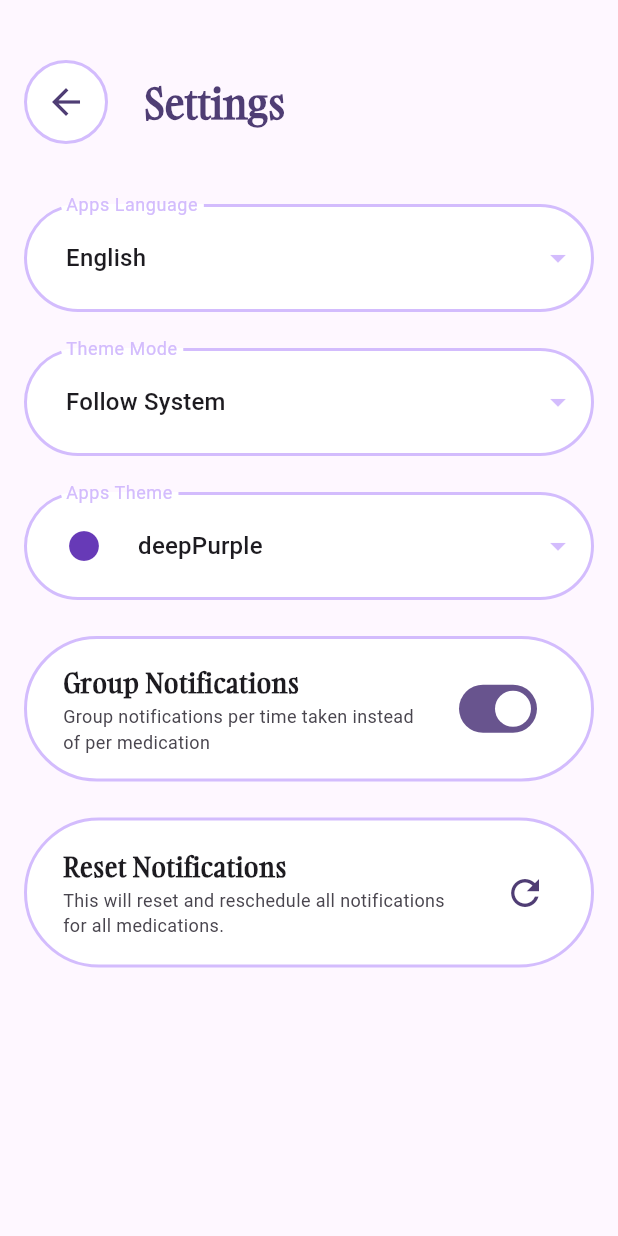
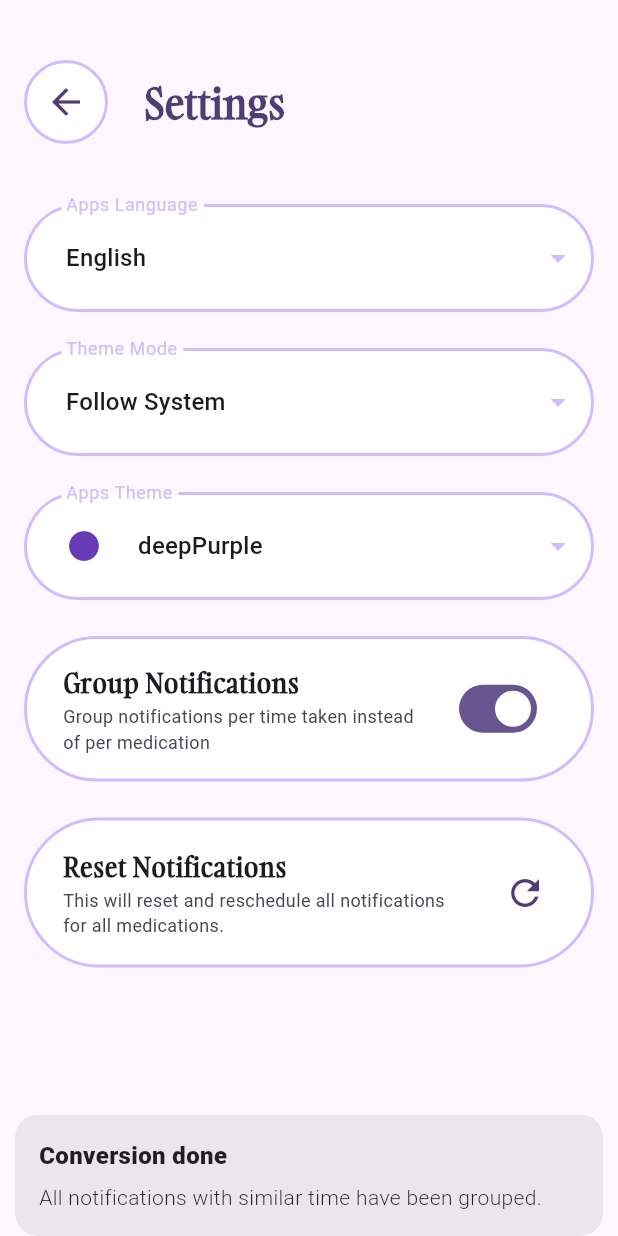
Before and after one commit to MoazSalem/Flutter_Pills_Reminder, a Flutter app: the SettingsScreen screen opened directly, after a tap on "Group Notifications", on a phone screen of 412 x 824 dp. Run offline on Flutter 3.47's test engine with Material 3 defaults, Android fonts, the light colour scheme and no system bars; our stand-ins replace flutter_local_notifications, flutter_timezone, get, hive_ce_flutter, permission_handler, timezone; accounts and stored records are empty.

Commit message:
Conversion now fully switches and reschedule notifications

```diff
--- a/lib/core/styles/strings.dart
+++ b/lib/core/styles/strings.dart
@@ -83,6 +83,11 @@ class AppTranslations extends Translations {
           'Consistent medication keeps you healthy — we’re here to help.',
       'getStarted': 'Get Started',
       'next': 'Next',
+      'conversionDone': 'Conversion done',
+      'conversionGroupedDoneMessage':
+          'All notifications with similar time have been grouped.',
+      'conversionNormalDoneMessage':
+          'All notifications with similar time have been separated.',
     },
     'ar': {
       'appName': 'منبّه الحبوب',
@@ -163,6 +168,11 @@ class AppTranslations extends Translations {
           'تناول الدواء بشكل منتظم يحافظ على صحتك — نحن هنا لمساعدتك.',
       'getStarted': 'ابدء',
       'next': 'التالي',
+      'conversionDone': 'تم التحويل',
+      'conversionGroupedDoneMessage':
+          'كل الإشعارات المتشابهة في التوقيت تم تجميعها.',
+      'conversionNormalDoneMessage':
+          'كل الإشعارات المتشابهة في التوقيت قد تم تفريقها.',
     },
   };
 }
--- a/lib/core/widgets/reset_notifications.dart
+++ b/lib/core/widgets/reset_notifications.dart
@@ -1,10 +1,12 @@
 import 'dart:io';
+
 import 'package:flutter/material.dart';
 import 'package:get/get.dart';
 import 'package:pills_reminder/core/styles/sizes.dart';
 import 'package:pills_reminder/core/styles/styles.dart';
 import 'package:pills_reminder/core/widgets/custom_button.dart';
 import 'package:pills_reminder/features/notifications/presentation/controllers/notifications_controller.dart';
+import 'package:pills_reminder/features/settings/presentation/controllers/settings_controller.dart';
 
 class ResetNotifications extends StatelessWidget {
   const ResetNotifications({super.key, this.id});
@@ -64,7 +66,9 @@ class ResetNotifications extends StatelessWidget {
               }
               id != null
                   ? await controller.rescheduleMedicationsNotifications(id: id!)
-                  : await controller.rescheduleAllNotifications();
+                  : await controller.rescheduleAllNotifications(
+                      Get.find<SettingsController>().groupedNotifications.value,
+                    );
             },
           ),
         ),
--- a/lib/features/notifications/data/repositories/notification_repo_impl.dart
+++ b/lib/features/notifications/data/repositories/notification_repo_impl.dart
@@ -235,8 +235,20 @@ class NotificationRepoImpl implements NotificationRepo {
   }
 
   @override
-  Future<void> rescheduleAllNotifications() async {
-    Box box = Hive.box<NotificationList>('notifications');
+  Future<void> rescheduleAllNotifications({required bool isGrouped}) async {
+    late final Box box;
+    if (isGrouped) {
+      box = Hive.box('groupedNotifications');
+      final allNotifications = box.values.toList();
+      allNotifications.isEmpty
+          ? showSnackBar('resetNotifications'.tr, 'resetWrong'.tr)
+          : {
+              for (var notification in allNotifications)
+                {await rescheduleNotification(notification: notification)},
+              showSnackBar('resetNotifications'.tr, 'resetDone'.tr),
+            };
+    } else {
+      box = Hive.box<NotificationList>('notifications');
       final allNotifications = box.values.toList();
       allNotifications.isEmpty
           ? showSnackBar('resetNotifications'.tr, 'resetWrong'.tr)
@@ -248,6 +260,7 @@ class NotificationRepoImpl implements NotificationRepo {
                 },
               showSnackBar('resetNotifications'.tr, 'resetDone'.tr),
             };
+    }
   }
 
   showSnackBar(String title, String message) {
@@ -286,7 +299,8 @@ class NotificationRepoImpl implements NotificationRepo {
           }
 
           final updated = existing.copyWith(
-            title: "${existing.title}, ${notification.title}", // concat
+            title:
+                "${existing.title}, ${NotificationsHelper.stripPrefix(notification.title)}", // concat
             payload: jsonEncode({
               ...existingPayload,
               "id": ids.join(", "),
@@ -303,6 +317,14 @@ class NotificationRepoImpl implements NotificationRepo {
         }
       }
     }
+    // cancel all grouped notifications
+    await notificationsPlugin.cancelAll();
+    // schedule all normal notifications
+    await rescheduleAllNotifications(isGrouped: true);
+    // delete all normal notifications
+    normalBox.clear();
+    // show snackbar that the conversion is done
+    showSnackBar('conversionDone'.tr, 'conversionGroupedDoneMessage'.tr);
   }
 
   @override
@@ -314,15 +336,15 @@ class NotificationRepoImpl implements NotificationRepo {
       final payload = jsonDecode(notification.payload!);
       final List ids = payload['id'].split(',').map(int.parse).toList();
 
-      final titles = notification.title
-          .split(',')
-          .map((t) => t.trim())
-          .where((t) => t.isNotEmpty)
-          .toList();
+      final titles = NotificationsHelper.stripPrefix(
+        notification.title,
+      ).split(',').map((t) => t.trim()).where((t) => t.isNotEmpty).toList();
 
       for (int i = 0; i < ids.length; i++) {
         final id = ids[i];
-        final title = i < titles.length ? titles[i] : notification.title;
+        final title = i < titles.length
+            ? "${NotificationsHelper.getTitlePrefix(locale: Get.locale?.languageCode ?? "")} ${titles[i]}"
+            : notification.title;
 
         final single = notification.copyWith(
           title: title,
@@ -335,5 +357,13 @@ class NotificationRepoImpl implements NotificationRepo {
         await normalBox.put(id, existingList);
       }
     }
+    // cancel all grouped notifications
+    await notificationsPlugin.cancelAll();
+    // schedule all normal notifications
+    await rescheduleAllNotifications(isGrouped: false);
+    // delete all grouped notifications
+    groupedBox.clear();
+    // show snackbar that the conversion is done
+    showSnackBar('conversionDone'.tr, 'conversionNormalDoneMessage'.tr);
   }
 }
--- a/lib/features/notifications/domain/repositories/notification_repo.dart
+++ b/lib/features/notifications/domain/repositories/notification_repo.dart
@@ -52,7 +52,7 @@ abstract class NotificationRepo {
 
   Future<void> rescheduleMedicationsNotifications({required int id});
 
-  Future<void> rescheduleAllNotifications();
+  Future<void> rescheduleAllNotifications({required bool isGrouped});
 
   Future<void> convertNormalToGrouped({
     required Box<NotificationList> normalBox,
--- a/lib/features/notifications/presentation/controllers/notifications_controller.dart
+++ b/lib/features/notifications/presentation/controllers/notifications_controller.dart
@@ -112,8 +112,8 @@ class NotificationsController extends GetxController {
     notificationRepo.rescheduleMedicationsNotifications(id: id);
   }
 
-  Future<void> rescheduleAllNotifications() async {
-    notificationRepo.rescheduleAllNotifications();
+  Future<void> rescheduleAllNotifications(bool isGrouped) async {
+    notificationRepo.rescheduleAllNotifications(isGrouped: isGrouped);
   }
 
   Future<void> convertNormalToGrouped({
```
Also changed, not shown: lib/core/utils/notifications_helper.dart (+8 -0 lines). Lines whose indentation alone changed are shown as unchanged.
